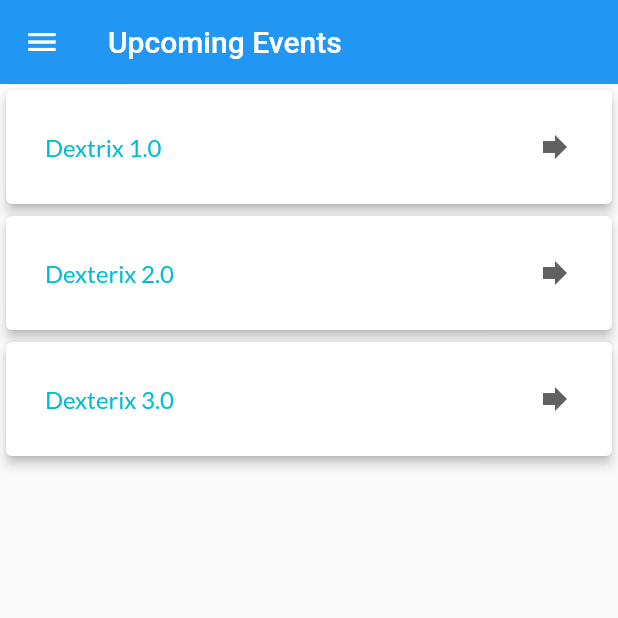
After one commit to BetaZeon/Idea_Evaluator, a Flutter app: the Events screen opened directly, on a phone screen of 412 x 824 dp, the top half of it. The commit adds this screen. Run offline on Flutter 3.47's test engine with Material 2 defaults, Android fonts, the phone set to English and light mode, and no system bars; our stand-ins replace cloud_firestore, firebase_auth, google_fonts; accounts and stored records are empty.

Commit message:
Added event list page

```diff
--- a/lib/src/firebase/account.dart
+++ b/lib/src/firebase/account.dart
@@ -3,6 +3,12 @@ import 'package:firebase_auth/firebase_auth.dart';
 class Accounts{
   // Initialising firebase class
   final FirebaseAuth _auth = FirebaseAuth.instance;
+
+
+  Stream<FirebaseUser> get account{
+    return _auth.onAuthStateChanged;
+  }
+
 
   Future<FirebaseUser> registerUser(String email, String password) async{
     try{
--- a/lib/src/firebase/firestore.dart
+++ b/lib/src/firebase/firestore.dart
@@ -21,11 +21,11 @@ class AccountInfo{
       return null;
     }
   }
-  Future userType() async{
+  Future userInfo() async{
     DocumentSnapshot data;
     await _users.document(_user.email).get().then((DocumentSnapshot ds){
       data = ds;
     });
-    return data.data['type'];
+    return data.data;
   }
 }
--- a/lib/src/loginPage.dart
+++ b/lib/src/loginPage.dart
@@ -2,7 +2,6 @@ import 'package:firebase_auth/firebase_auth.dart';
 import 'package:flutter/material.dart';
 import 'package:ideaevaluator/src/firebase/account.dart';
 import 'package:ideaevaluator/src/firebase/firestore.dart';
-import 'package:ideaevaluator/src/profilepage.dart';
 import 'package:ideaevaluator/src/signup.dart';
 import 'package:google_fonts/google_fonts.dart';
 
@@ -106,8 +105,8 @@ class _LoginPageState extends State<LoginPage> {
                 FirebaseUser user = await _user.loginUser(_email, _password);
                 if(user != null)
                 {
-                  dynamic type = await AccountInfo(user).userType();
-                  Navigator.of(context).pushReplacementNamed('/home', arguments: type);
+                  dynamic type = await AccountInfo(user).userInfo();
+                  Navigator.of(context).pushReplacementNamed('/home', arguments: type['type']);
                 }
                 else
                 {
--- /dev/null
+++ b/lib/src/pages/eventlist.dart
@@ -0,0 +1,124 @@
+import 'package:flutter/material.dart';
+import 'package:flutter/widgets.dart';
+
+class Events extends StatefulWidget {
+  @override
+  _EventsState createState() => _EventsState();
+}
+
+class _EventsState extends State<Events> {
+  Map _Events = {
+    'Event-1' : 'Dextrix 1.0', 'Event-2' : 'Dexterix 2.0', 'Event-3' : 'Dexterix 3.0'
+  };
+  @override
+  Widget build(BuildContext context) {
+    final String imgUrl = 'https://scontent-del1-1.xx.fbcdn.net/v/t1.0-9/s960x960/47076705_300676554111412_2898229581855064064_o.jpg?_nc_cat=105&_nc_ohc=27HKn-5Yso8AX8G2I3p&_nc_ht=scontent-del1-1.xx&_nc_tp=7&oh=a7a95b441fc38e1039649758b583a9d9&oe=5EFC361E';
+    final String drawerImgUrl = 'https://ak9.picdn.net/shutterstock/videos/1024107419/thumb/1.jpg';
+    return Scaffold(
+      appBar: AppBar(
+      title: const Text('Upcoming Events'),
+      centerTitle: false,
+      elevation: 0.0,
+      backgroundColor: Colors.blue,
+    ),
+      drawer: Drawer(
+        child: ListView(
+          // Important: Remove any padding from the ListView.
+          padding: EdgeInsets.zero,
+          children: <Widget>[
+            UserAccountsDrawerHeader(
+              decoration: BoxDecoration(
+                image: DecorationImage(
+                  fit: BoxFit.fill,
+                  image: NetworkImage(drawerImgUrl),
+                ),
+              ),
+              currentAccountPicture: CircleAvatar(
+                backgroundImage: NetworkImage(imgUrl),
+              ),
+              accountEmail: Text('ashwanitripathi144@gmail.com',
+                style: TextStyle(color: Colors.black),),
+              accountName: Text(
+                'Ashwani Tripathi', style: TextStyle(color: Colors.black),),
+            ),
+            Padding(padding: EdgeInsets.only(top: 20)),
+            ListTile(
+              title: Text('Home'),
+              leading: Icon(Icons.home),
+              onTap: () {
+                // Update the state of the app.
+                // ...
+                Navigator.pop(context);
+              },
+            ),
+            ListTile(
+              title: Text('Profile'),
+              leading: Icon(Icons.account_circle),
+              onTap: () {
+                // Update the state of the app.
+                // ...
+                Navigator.of(context).pushReplacementNamed('/home');
+              },
+            ),
+            ListTile(
+              title: Text('Settings'),
+              leading: Icon(Icons.settings),
+              onTap: () {
+                //Update the state of the app.
+                // ...
+                Navigator.pop(context);
+              },
+            ),
+            ListTile(
+              title: Text('Logout'),
+              leading: Icon(Icons.settings_power),
+              onTap: () {
+                //Update the state of the app.
+                //...
+                Navigator.pop(context);
+              },
+            ),
+          ],
+        ),
+      ),
+      body: eventList(),
+    );
+  }
+
+  Widget eventList() {
+    List keys = _Events.keys.toList();
+    return Center(
+      child: Column(
+        mainAxisAlignment: MainAxisAlignment.center,
+        children: <Widget>[
+          _Events[0] == 'Empty'
+              ? Expanded(child: Text(
+            'There are no Events', style: TextStyle(color: Colors.red),),)
+              : Expanded(
+            child: ListView.builder(
+              itemCount: keys.length,
+              itemBuilder: (context, index) {
+                return Card(
+                  elevation: 3,
+                  child: Padding(
+                    padding: const EdgeInsets.all(10.0),
+                    child: ListTile(
+                      onTap: () {},
+                      title: Row(
+                        children: <Widget>[
+                          Expanded(child: Text('${_Events[keys[index]]}',
+                            style: TextStyle(color: Colors.cyan),)),
+                          Icon(Icons.forward, color: Colors.grey[700],)
+                        ],
+                      ),
+                    ),
+                  ),
+                );
+              },
+            ),
+          ),
+        ],
+      ),
+    );
+  }
+}
```
Also changed, not shown: lib/src/profilepage.dart (+22 -5 lines).
